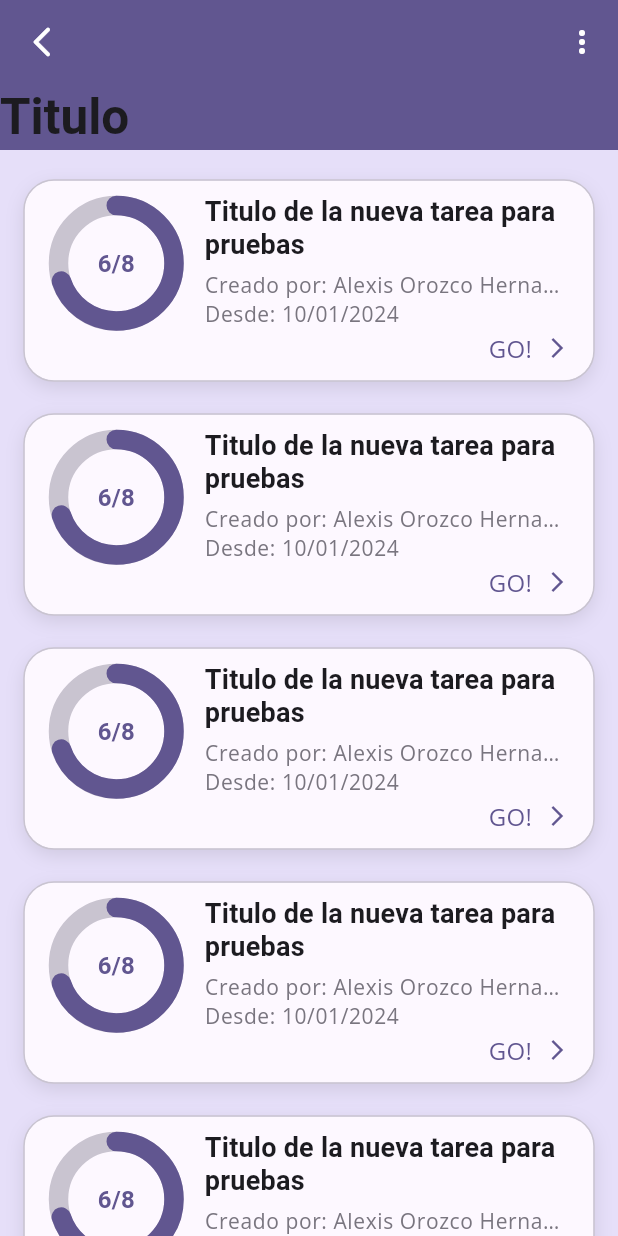
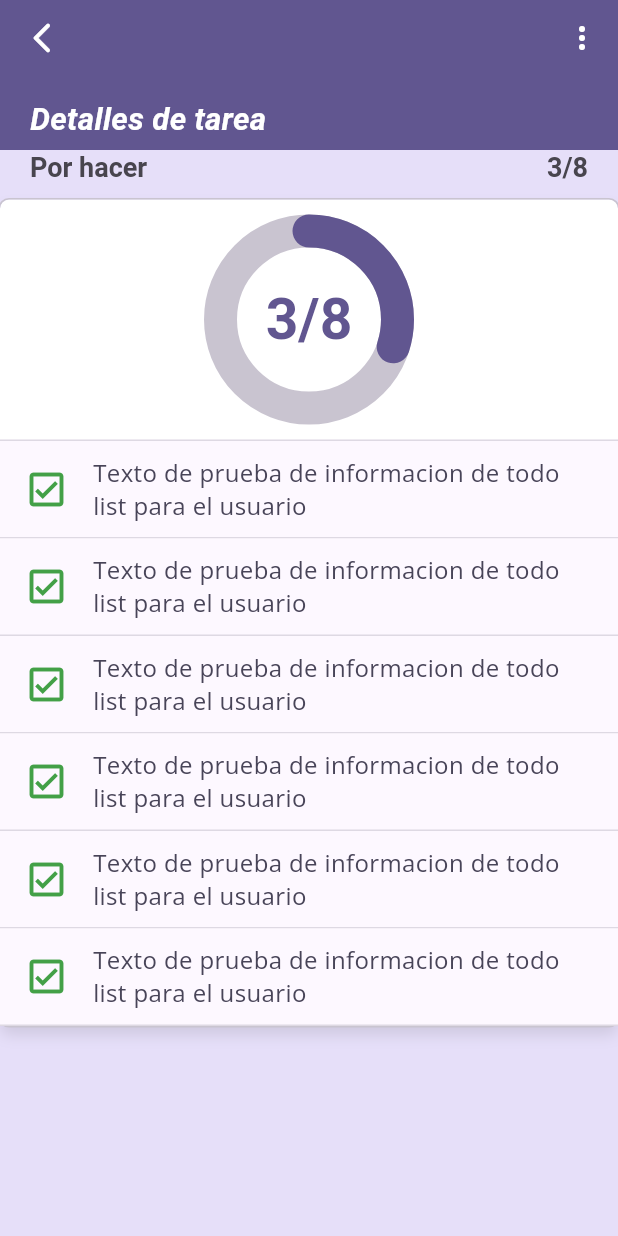
Before and after one commit to Alex10-dev/flutter-tasks-app, a Flutter app: the screen it shows after launch, on a phone screen of 412 x 824 dp. Run offline on Flutter 3.47's test engine with Material 3 defaults, Android fonts, the phone set to English and light mode, and no system bars; our stand-ins replace google_fonts.

Commit message:
Todo List UI

```diff
--- a/lib/config/theme/app_theme.dart
+++ b/lib/config/theme/app_theme.dart
@@ -3,44 +3,49 @@ import 'package:google_fonts/google_fonts.dart';
 
 class AppTheme {
 
+  final _colorScheme = ColorScheme.fromSeed(
+    seedColor: const Color(0xff37247C),
+    tertiary: const Color(0xFFD77B2B),
+  );
+
   ThemeData get(){
 
-    final colorScheme = ColorScheme.fromSeed(
-      seedColor: const Color(0xff37247C),
-      tertiary: const Color(0xFFD77B2B),
-    );
-
     return ThemeData(
-      colorScheme: colorScheme,
+      colorScheme: _colorScheme,
 
       textTheme: TextTheme(
         displayLarge: GoogleFonts.roboto(
           fontSize: 57,
           fontWeight: FontWeight.normal,
-          color: colorScheme.onPrimary,
+          color: _colorScheme.onPrimary,
         ),
         displayMedium: GoogleFonts.roboto(
           fontSize: 45,
           fontWeight: FontWeight.bold,
-          color: colorScheme.onPrimary,
+          color: _colorScheme.onPrimary,
+        ),
+        headlineLarge: GoogleFonts.roboto(
+          fontSize: 38,
+          fontWeight: FontWeight.bold,
+          color: _colorScheme.onPrimary,
         ),
         headlineMedium: GoogleFonts.roboto(
           fontSize: 30,
           fontWeight: FontWeight.bold,
-          color: colorScheme.onPrimary,
+          color: _colorScheme.onPrimary,
         ),
         headlineSmall: GoogleFonts.roboto(
           fontSize: 24,
           fontWeight: FontWeight.normal,
-          color: colorScheme.onPrimary,
+          color: _colorScheme.onPrimary,
         ),
         bodyMedium: GoogleFonts.openSans(
           fontSize: 16,
-          color: colorScheme.onBackground,
+          color: _colorScheme.onBackground,
         ),
         bodySmall: GoogleFonts.openSans(
           fontSize: 14,
-          color: colorScheme.onBackground,
+          color: _colorScheme.onBackground,
         ),
         labelMedium: GoogleFonts.roboto(
           fontSize: 14,
--- a/lib/main.dart
+++ b/lib/main.dart
@@ -16,7 +16,7 @@ class MyApp extends StatelessWidget {
       debugShowCheckedModeBanner: false,
       title: 'Tasks App',
       theme: AppTheme().get(),
-      home: const TasksScreen(),
+      home: const TaskDetailsScreen(),
     );
   }
 }
--- a/lib/presentation/screens/auth/login_screen.dart
+++ b/lib/presentation/screens/auth/login_screen.dart
@@ -81,7 +81,7 @@ class _BottomText extends StatelessWidget {
 }
 
 class _LoginForm extends StatefulWidget {
-  const _LoginForm({super.key});
+  const _LoginForm();
 
   @override
   State<_LoginForm> createState() => __LoginFormState();
@@ -149,7 +149,6 @@ class __LoginFormState extends State<_LoginForm> {
 
 class _SubmitButton extends StatelessWidget {
   const _SubmitButton({
-    super.key,
     required GlobalKey<FormState> loginFormKey,
   }) : _loginFormKey = loginFormKey;
 
--- a/lib/presentation/screens/screens.dart
+++ b/lib/presentation/screens/screens.dart
@@ -1,3 +1,4 @@
+export 'package:task_app/presentation/screens/tasks/task_details_screen.dart';
 export 'package:task_app/presentation/screens/tasks/tasks_screen.dart';
 export 'package:task_app/presentation/screens/auth/login_screen.dart';
 export 'package:task_app/presentation/screens/auth/register_screen.dart';
--- /dev/null
+++ b/lib/presentation/screens/tasks/task_details_screen.dart
@@ -0,0 +1,80 @@
+
+import 'package:flutter/material.dart';
+import 'package:task_app/presentation/widgets/widgets.dart';
+
+class TaskDetailsScreen extends StatelessWidget {
+  const TaskDetailsScreen({super.key});
+
+  @override
+  Widget build(BuildContext context) {
+
+    final colorScheme = Theme.of(context).colorScheme;
+
+    return SafeArea(
+      child: Scaffold(
+        backgroundColor: colorScheme.secondaryContainer,
+        body: CustomScrollList(
+          title: 'Detalles de tarea',
+          sliverBody: SliverList(
+            delegate: SliverChildBuilderDelegate(
+              (context, index) {
+                return const Column(
+                  children: <Widget>[
+
+                    TaskInfoContainer(
+                      title: 'Por hacer',
+                      titleCount: '3/8',
+                      child: _TodosInfo(),
+                    ),
+
+                  ],
+                );
+              },
+              childCount: 1
+            )
+          ),
+        ),
+      ),
+    );
+  }
+}
+
+class _TodosInfo extends StatelessWidget {
+  const _TodosInfo();
+
+  @override
+  Widget build(BuildContext context) {
+
+    final colorScheme = Theme.of(context).colorScheme;
+    final textStyle = Theme.of(context).textTheme;
+
+    return Column(
+      children: [
+
+        Padding(
+          padding: const EdgeInsets.symmetric(vertical: 10),
+          child: CustomCircularProgress(
+            progressColor: colorScheme.primary,
+            percent: 30,
+            size: 140,
+            text: '3/8',
+            strokeWidth: 22,
+            textStyle: textStyle.headlineLarge!.copyWith(color: colorScheme.primary),
+          ),
+        ),
+
+        ListView.builder(
+          physics: const NeverScrollableScrollPhysics(),
+          shrinkWrap: true,
+          itemCount: 6,
+          itemBuilder: (BuildContext context, int index) {
+            return TodoItem(
+              isCompleted: true,
+              index: index,
+            );
+          },
+        ),
+      ],
+    );
+  }
+}
--- a/lib/presentation/screens/tasks/tasks_screen.dart
+++ b/lib/presentation/screens/tasks/tasks_screen.dart
@@ -13,6 +13,9 @@ class TasksScreen extends StatelessWidget {
       child: Scaffold(
         backgroundColor: colorScheme.secondaryContainer,
         body: CustomScrollList(
+          verticalPadding: 16,
+          horizontalPadding: 16,
+          title: 'Tareas asignadas',
           sliverBody: SliverList(
             delegate: SliverChildBuilderDelegate((context, index) {
               return SlideAnimation(
@@ -22,7 +25,7 @@ class TasksScreen extends StatelessWidget {
             childCount: 100,
             )),
           ),
-        // bottomNavigationBar: const CustomBottomNavbar(),
+        bottomNavigationBar: const CustomBottomNavbar(),
       ),
     );
   }
--- /dev/null
+++ b/lib/presentation/widgets/shared/background_gradient.dart
@@ -0,0 +1,26 @@
+import 'package:flutter/material.dart';
+
+class BackgroundGradient extends StatelessWidget {
+
+  final Widget child;
+
+  const BackgroundGradient({super.key, required this.child});
+
+  @override
+  Widget build(BuildContext context) {
+
+    final colorScheme = Theme.of(context).colorScheme;
+
+    return Container(
+      decoration: BoxDecoration(
+        gradient: LinearGradient(
+          stops: const [0.3, 1],
+          begin: Alignment.topCenter,
+          end: Alignment.bottomCenter,
+          colors: [colorScheme.primary, colorScheme.onPrimaryContainer]
+        )
+      ),
+      child: child,
+    );
+  }
+}
--- a/lib/presentation/widgets/shared/custom_circular_progress.dart
+++ b/lib/presentation/widgets/shared/custom_circular_progress.dart
@@ -3,6 +3,7 @@ import 'dart:math';
 
 class CustomCircularProgress extends StatefulWidget {
 
+  final double size;
   final Color? circleBackground;
   final Color? progressColor;
   final double percent;
@@ -12,6 +13,7 @@ class CustomCircularProgress extends StatefulWidget {
 
   const CustomCircularProgress({
     super.key,
+    required this.size,
     required this.percent,
     this.strokeWidth = 10,
     this.circleBackground,
@@ -53,7 +55,10 @@ class _CustomCircularProgressState extends State<CustomCircularProgress> with Si
     oldPercent = widget.percent;
     progressController.forward(from: 0);
 
-    return Stack(
+    return SizedBox(
+      height: widget.size,
+      width: widget.size,
+      child: Stack(
         children: [
           AnimatedBuilder(
             animation: progressController,
@@ -79,6 +84,7 @@ class _CustomCircularProgressState extends State<CustomCircularProgress> with Si
               child: Text(widget.text!, style: widget.textStyle )
             ),
         ],
+      ),
     );
   }
 }
--- a/lib/presentation/widgets/shared/slide_animation.dart
+++ b/lib/presentation/widgets/shared/slide_animation.dart
@@ -26,7 +26,7 @@ class _SlideAnimationState extends State<SlideAnimation> with SingleTickerProvid
 
     _animationController = AnimationController(
       vsync: this,
-      duration: const Duration(milliseconds: 600),
+      duration: const Duration(milliseconds: 800),
     );
 
     _slideAnimation = Tween<Offset>(
--- a/lib/presentation/widgets/tasks/custom_scroll_list.dart
+++ b/lib/presentation/widgets/tasks/custom_scroll_list.dart
@@ -3,10 +3,16 @@ import 'package:flutter/material.dart';
 class CustomScrollList extends StatefulWidget {
 
   final Widget sliverBody;
+  final String title;
+  final double? verticalPadding;
+  final double? horizontalPadding;
 
   const CustomScrollList({
     super.key,
     required this.sliverBody,
+    required this.title,
+    this.verticalPadding = 0,
+    this.horizontalPadding = 0,
   });
 
   @override
@@ -24,15 +30,15 @@ class _CustomScrollListState extends State<CustomScrollList> {
       controller: _scrollController,
       physics: const AlwaysScrollableScrollPhysics(parent: BouncingScrollPhysics()),
       slivers: <Widget>[
-        CustomSliverAppBar( title: 'Titulo', opacity: _opacity),
+        CustomSliverAppBar( title: widget.title, opacity: _opacity),
         SliverPadding(
-          padding: const EdgeInsets.symmetric(vertical: 20, horizontal: 16),
+          padding: EdgeInsets.symmetric(vertical: widget.verticalPadding!, horizontal: widget.horizontalPadding!),
           sliver: widget.sliverBody,
         ),
         SliverFillRemaining(
           hasScrollBody: false,
           child: Container(
-            color: Colors.blueAccent,
+            color: Colors.blueAccent.withOpacity(0),
           ),
         )
       ],
@@ -77,15 +83,22 @@ class CustomSliverAppBar extends StatelessWidget {
   Widget build(BuildContext context) {
 
     final colorScheme = Theme.of(context).colorScheme;
-    // final textStyles = Theme.of(context).textTheme;
+    final textStyles = Theme.of(context).textTheme;
 
     return SliverAppBar(
       stretch: false,
+      collapsedHeight: 50,
+      toolbarHeight: 50,
       backgroundColor: colorScheme.primary,
-      titleSpacing: 0,
       title: Opacity(
         opacity: (opacity == 0) ? 1 : 0,
-        child: Text(title)
+        child: Text(
+          textAlign: TextAlign.end,
+          title,
+          style: textStyles.titleMedium!.copyWith(
+            color: colorScheme.onPrimary,
+          ),
+        )
       ),
       leading: IconButton( onPressed: () {}, icon: Icon( Icons.arrow_back_ios_new_rounded, color: colorScheme.onPrimary, ),),
       centerTitle: true,
@@ -97,10 +110,28 @@ class CustomSliverAppBar extends StatelessWidget {
       floating: false,
       expandedHeight: 100,
       flexibleSpace: FlexibleSpaceBar(
-        titlePadding: EdgeInsets.zero,
-        title: Opacity(
-          opacity: opacity,
-          child: Text(title)
+        titlePadding: const EdgeInsets.symmetric(horizontal: 20, vertical: 8),
+        expandedTitleScale: 1.3,
+        title: SizedBox(
+          height: 50,
+          width: double.infinity,
+          child: Opacity(
+            opacity: opacity,
+            child: Align(
+              alignment: Alignment.bottomLeft,
+              child: Text(
+                textAlign: TextAlign.start,
+                maxLines: 2,
+                title,
+                style: textStyles.titleMedium!.copyWith(
+                  fontStyle: FontStyle.italic,
+                  color: colorScheme.onPrimary,
+                  overflow: TextOverflow.ellipsis,
+                  height: 1.2,
+                ),
+              ),
+            )
+          ),
         ),
         background: Container(
           color: colorScheme.primary,
--- a/lib/presentation/widgets/tasks/task_card.dart
+++ b/lib/presentation/widgets/tasks/task_card.dart
@@ -48,17 +48,14 @@ class TaskCard extends StatelessWidget {
                 children: <Widget>[
                   Align(
                     alignment: Alignment.topCenter,
-                    child: SizedBox(
-                      height: 90,
-                      width: 90,
                     child: CustomCircularProgress(
+                      size: 90,
                       percent: 70,
                       circleBackground: colorScheme.outlineVariant,
                       progressColor: colorScheme.primary,
                       strokeWidth: 13,
                       text: '6/8',
                       textStyle: textStyles.labelLarge!.copyWith(color: colorScheme.primary, fontWeight: FontWeight.bold),
-                      )
                     )
                   ),
                   const SizedBox(width: 14),
--- /dev/null
+++ b/lib/presentation/widgets/tasks/task_info_container.dart
@@ -0,0 +1,72 @@
+import 'package:flutter/material.dart';
+
+class TaskInfoContainer extends StatelessWidget {
+
+  final Widget child;
+  final String title;
+  final String? titleCount;
+
+  const TaskInfoContainer({
+    super.key,
+    required this.child,
+    required this.title,
+    this.titleCount,
+  });
+
+  @override
+  Widget build(BuildContext context) {
+
+    final colorScheme = Theme.of(context).colorScheme;
+    final TextTheme textStyle = Theme.of(context).textTheme;
+
+    return Container(
+      padding: const EdgeInsets.symmetric(horizontal: 0),
+      width: double.infinity,
+      child: Column(
+        crossAxisAlignment: CrossAxisAlignment.start,
+        children: [
+          Padding(
+            padding: const EdgeInsets.symmetric(horizontal: 20),
+            child: Row(
+              mainAxisAlignment: MainAxisAlignment.spaceBetween,
+              children: [
+                Text(
+                  title,
+                  style: textStyle.titleLarge!.copyWith(fontSize: 18, color: colorScheme.onSurfaceVariant)
+                ),
+                if( titleCount != null)
+                  Text(
+                    titleCount!,
+                    style: textStyle.titleLarge!.copyWith(fontSize: 18, color: colorScheme.onSurfaceVariant)
+                  )
+              ],
+            ),
+          ),
+          const SizedBox(height: 10,),
+          Container(
+            width: double.infinity,
+            decoration: BoxDecoration(
+              color: colorScheme.onSecondary,
+              borderRadius: BorderRadius.circular(6),
+              border: Border.all(
+                color: colorScheme.outlineVariant,
+                width: 1,
+                strokeAlign: BorderSide.strokeAlignOutside
+              ),
+              boxShadow: [
+                BoxShadow(
+                  spreadRadius: 0,
+                  color: colorScheme.shadow.withOpacity(0.1),
+                  blurStyle: BlurStyle.normal,
+                  blurRadius: 8,
+                  offset: const Offset(0, 6)
+                )
+              ]
+            ),
+            child: child
+          ),
+        ],
+      ),
+    );
+  }
+}
--- /dev/null
+++ b/lib/presentation/widgets/tasks/todo_item.dart
@@ -0,0 +1,197 @@
+import 'package:flutter/material.dart';
+
+class TodoItem extends StatefulWidget {
+  final int index;
+  final bool isCompleted;
+
+  const TodoItem({
+    super.key,
+    required this.index,
+    required this.isCompleted,
+  });
+
+  @override
+  State<TodoItem> createState() => _TodoItemState();
+}
+
+class _TodoItemState extends State<TodoItem> with SingleTickerProviderStateMixin {
+  late AnimationController _animationController;
+  late Animation<Offset> _slideAnimation;
+  late Animation<double> _opacityAnimation;
+
+  @override
+  void initState() {
+    super.initState();
+    _animationController = AnimationController(
+      vsync: this,
+      duration: const Duration(milliseconds: 200),
+    );
+
+    _slideAnimation = Tween<Offset>(
+      begin: Offset.zero,
+      end: const Offset(-0.5, 0.0), // Ajusta la cantidad de deslizamiento
+    ).animate(_animationController);
+
+    _opacityAnimation = Tween<double>(
+      begin: 0.0,
+      end: 1.0, // Ajusta la opacidad de los botones
+    ).animate(_animationController);
+  }
+
+  @override
+  Widget build(BuildContext context) {
+    final ColorScheme colorScheme = Theme.of(context).colorScheme;
+    final TextTheme textStyle = Theme.of(context).textTheme;
+
+    double screenWidth = MediaQuery.of(context).size.width;
+
+    final boxDecoration = BoxDecoration(
+      color: colorScheme.surface,
+      border: Border(
+        bottom: BorderSide(color: colorScheme.outlineVariant.withOpacity(0.6), width: 1.0),
+        top: (widget.index == 0)
+            ? BorderSide(color: colorScheme.outlineVariant.withOpacity(0.6), width: 1.0)
+            : BorderSide.none,
+      ),
+    );
+
+    void onDragItem( DragUpdateDetails details ){
+      // Incrementa la animación basada en el gesto del usuario
+      double delta = details.primaryDelta! / 300; // Ajusta la sensibilidad
+      _animationController.value -= delta;
+    }
+
+    void dragEndAnimation(){
+      // Completa o revierte la animación basada en cómo de lejos fue deslizado el item
+      if (_animationController.value >= 0.5) {
+        _animationController.forward();
+      } else {
+        _animationController.reverse();
+      }
+    }
+
+    return GestureDetector(
+      onHorizontalDragUpdate: (details) => onDragItem(details),
+      onHorizontalDragEnd: (details) => dragEndAnimation(),
+      child: Stack(
+        children: [
+          Positioned.fill(
+            child: FadeTransition(
+              opacity: _opacityAnimation,
+              child: Row(
+                mainAxisAlignment: MainAxisAlignment.end,
+                children: [
+                  _Button(
+                    width: screenWidth * 0.25,
+                    buttonColor: Colors.blue,
+                    text: 'Editar',
+                    onPressed: () {},
+                  ),
+                  _Button(
+                    width: screenWidth * 0.25,
+                    buttonColor: colorScheme.tertiary,
+                    text: 'Eliminar',
+                    onPressed: () {},
+                  )
+                ],
+              ),
+            ),
+          ),
+
+          SlideTransition(
+            position: _slideAnimation,
+            child: _TodoInfo(
+              isCompleted: true,
+              text: 'Texto de prueba de informacion de todo list para el usuario',
+              boxDecoration: boxDecoration,
+              colorScheme: colorScheme,
+              textStyle: textStyle
+            ),
+          ),
+        ],
+      ),
+    );
+  }
+}
+
+class _TodoInfo extends StatelessWidget {
+
+  final bool isCompleted;
+  final String text;
+  final BoxDecoration boxDecoration;
+  final ColorScheme colorScheme;
+  final TextTheme textStyle;
+
+  const _TodoInfo({
+    required this.isCompleted,
+    required this.text,
+    required this.boxDecoration,
+    required this.colorScheme,
+    required this.textStyle,
+  });
+
+  @override
+  Widget build(BuildContext context) {
+    return Container(
+      padding: const EdgeInsets.symmetric(horizontal: 16),
+      decoration: boxDecoration,
+      child: Row(
+        crossAxisAlignment: CrossAxisAlignment.center,
+        children: [
+          isCompleted
+            ? Padding(
+              padding: const EdgeInsets.symmetric(vertical: 10),
+                child: Icon(Icons.check_box_outlined, size: 30, color: Colors.green.shade600)
+              )
+            : Padding(
+              padding: const EdgeInsets.symmetric(vertical: 10),
+              child: Icon(Icons.check_box_outline_blank_rounded, size: 30, color: colorScheme.tertiary),
+            ),
+          const SizedBox(width: 16),
+          Expanded(
+            child: Padding(
+              padding: const EdgeInsets.symmetric(vertical: 10),
+              child: Text(
+                text,
+                style: textStyle.bodyMedium!.copyWith(color: colorScheme.onSecondaryContainer, height: 1.4),
+              ),
+            ),
+          ),
+        ],
+      ),
+    );
+  }
+}
+
+class _Button extends StatelessWidget {
+
+  final double width;
+  final Color buttonColor;
+  final String text;
+  final VoidCallback onPressed;
+
+  const _Button({
+    required this.width,
+    required this.buttonColor,
+    required this.text,
+    required this.onPressed,
+  });
+
+  @override
+  Widget build(BuildContext context) {
+    return SizedBox(
+      height: double.infinity,
+      width: width,
+      child: TextButton(
+        style: TextButton.styleFrom(
+          backgroundColor: buttonColor, // Color de fondo del botón
+          shape: const RoundedRectangleBorder( // Esto asegura que el botón sea completamente cuadrado
+            borderRadius: BorderRadius.zero,
+          ),
+        ),
+        onPressed: onPressed,
+        child: Text(text, style: const TextStyle(color: Colors.white)),
+      ),
+    );
+  }
+}
--- a/lib/presentation/widgets/widgets.dart
+++ b/lib/presentation/widgets/widgets.dart
@@ -1,3 +1,6 @@
+export 'package:task_app/presentation/widgets/tasks/todo_item.dart';
+export 'package:task_app/presentation/widgets/tasks/task_info_container.dart';
+export 'package:task_app/presentation/widgets/shared/background_gradient.dart';
 export 'package:task_app/presentation/widgets/shared/slide_animation.dart';
 export 'package:task_app/presentation/widgets/shared/custom_bottom_navbar.dart';
 export 'package:task_app/presentation/widgets/shared/custom_circular_progress.dart';
```
Also changed, not shown: previews/TodoList.png (added). Lines whose indentation alone changed are shown as unchanged.
